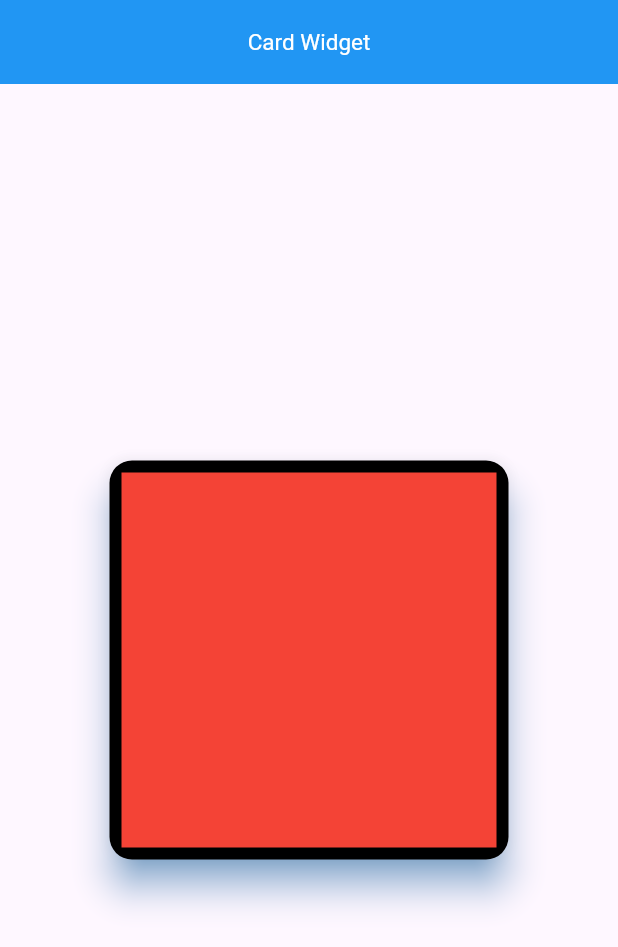
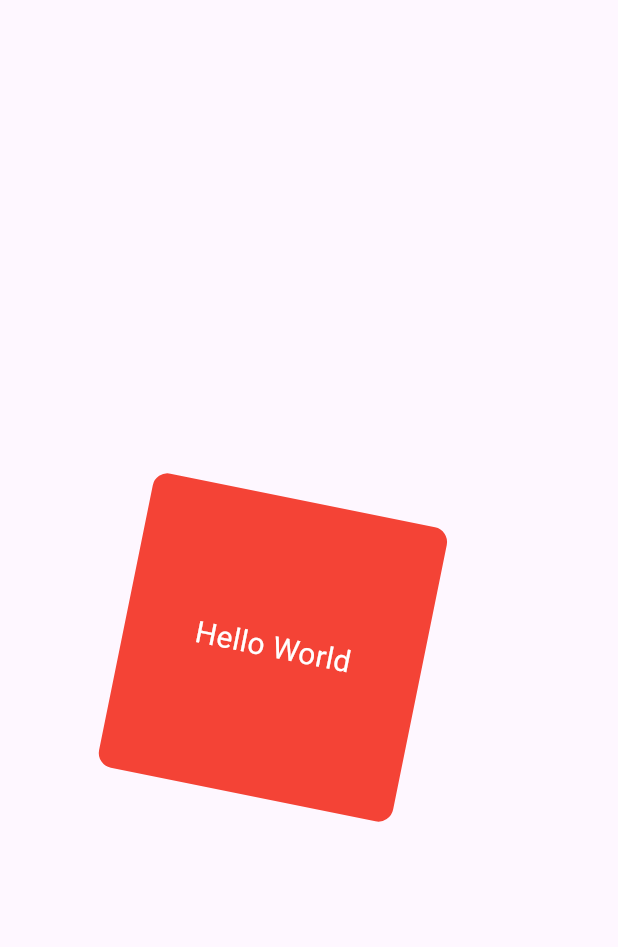
Before and after one commit to mahmud5658/flutter_widgets, a Flutter app: the screen it shows after launch, on a phone screen of 412 x 824 dp. Shown: the top 947 px of the screen. Run offline on Flutter 3.47's test engine with Material 3 defaults, Android fonts, the phone set to English and light mode, and no system bars.

Commit message:
container widget

```diff
--- a/lib/main.dart
+++ b/lib/main.dart
@@ -1,7 +1,21 @@
 import 'package:flutter/material.dart';
-// import 'package:flutter_widget/widgets/app_bar.dart';
-import 'package:flutter_widget/widgets/card.dart';
+import 'package:flutter_widget/widgets/container.dart';
 
 void main() {
-  runApp(const CardWidget());
+  runApp(const MyApp());
 }
+
+class MyApp extends StatelessWidget {
+  const MyApp({super.key});
+
+  @override
+  Widget build(BuildContext context) {
+    return MaterialApp(
+      debugShowCheckedModeBanner: false,
+      theme: ThemeData(primarySwatch: Colors.green),
+      darkTheme: ThemeData(primarySwatch: Colors.amber),
+      color: Colors.blue,
+      home: const ContainerWidget(),
+    );
+  }
+}
--- /dev/null
+++ b/lib/widgets/container.dart
@@ -0,0 +1,32 @@
+import 'package:flutter/material.dart';
+
+class ContainerWidget extends StatelessWidget {
+  const ContainerWidget({super.key});
+
+  @override
+  Widget build(BuildContext context) {
+    return Scaffold(
+      body: Center(
+        child: Container(
+          padding: const EdgeInsets.all(10),
+          margin: const EdgeInsets.all(10),
+          height: 200,
+          width: 200,
+          // color: Colors.red,
+          transform: Matrix4.rotationZ(.2),
+          decoration: BoxDecoration(
+            color: Colors.red,
+            shape: BoxShape.rectangle,
+            borderRadius: BorderRadius.circular(10),
+          ),
+          child: const Center(
+            child: Text(
+              'Hello World',
+              style: TextStyle(color: Colors.white, fontSize: 20),
+            ),
+          ),
+        ),
+      ),
+    );
+  }
+}
```
Also changed, not shown: lib/widgets/cupertino_action.dart (added, +9 -0 lines), lib/widgets/home_activity.dart (added, +20 -0 lines), 1 other file.
